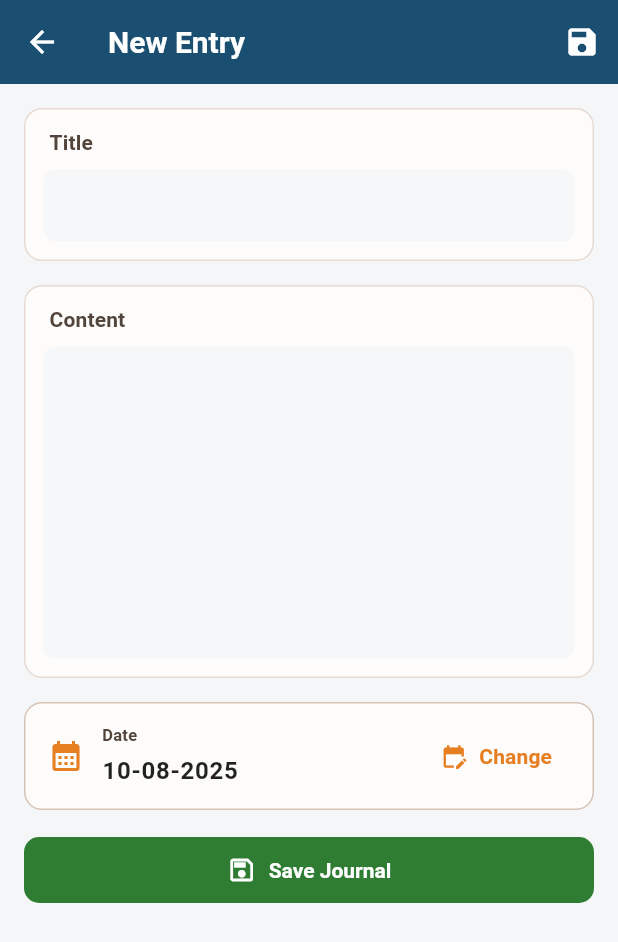
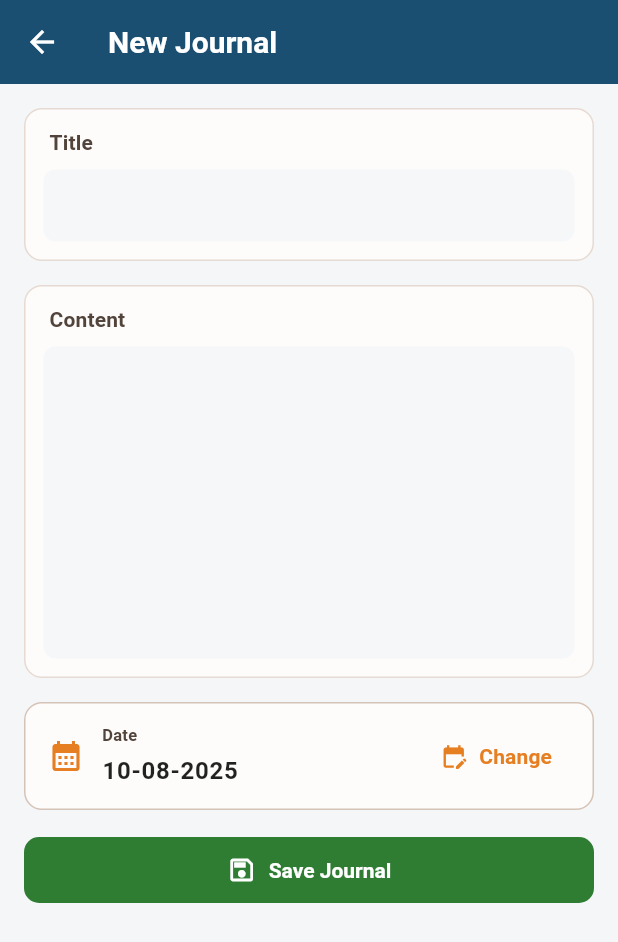
Before and after one commit to Ydra17/flutter_daily_journal, a Flutter app: the screen it shows after launch, after a tap on the "add" icon, on a phone screen of 412 x 824 dp. Shown: the top 942 px of the screen. Run offline on Flutter 3.47's test engine with Material 3 defaults, Android fonts, the phone set to English and light mode, and no system bars; our stand-ins replace flutter_riverpod, hive, hive_flutter, table_calendar; accounts and stored records are empty.

Commit message:
final sebelum masuk fitur selanjutnya

```diff
--- a/lib/features/journal/presentation/pages/journal_form_page.dart
+++ b/lib/features/journal/presentation/pages/journal_form_page.dart
@@ -62,8 +62,8 @@ class _JournalFormPageState extends ConsumerState<JournalFormPage> {
     final isEditing = widget.existing != null;
     return Scaffold(
       appBar: AppBar(
-        title: Text(isEditing ? 'Edit Entry' : 'New Entry'),
-        actions: [IconButton(onPressed: _handleSubmit, icon: const Icon(Icons.save))],
+        title: Text(isEditing ? 'Edit Journal' : 'New Journal'),
+        // actions: [IconButton(onPressed: _handleSubmit, icon: const Icon(Icons.save))],
       ),
       body: Padding(
         padding: const EdgeInsets.all(16),
```
Also changed, not shown: lib/features/journal/presentation/providers/journal_provider.dart (+15 -5 lines).
